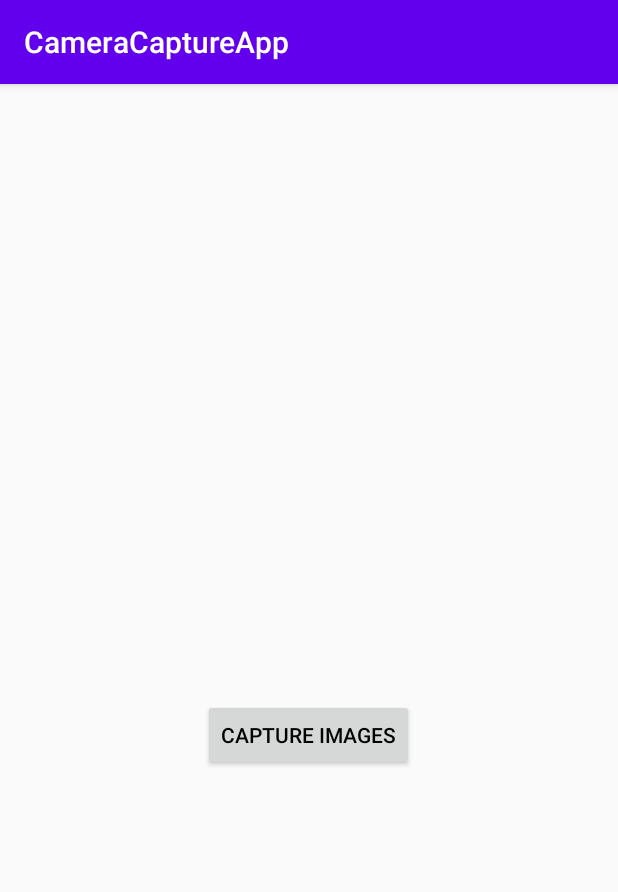
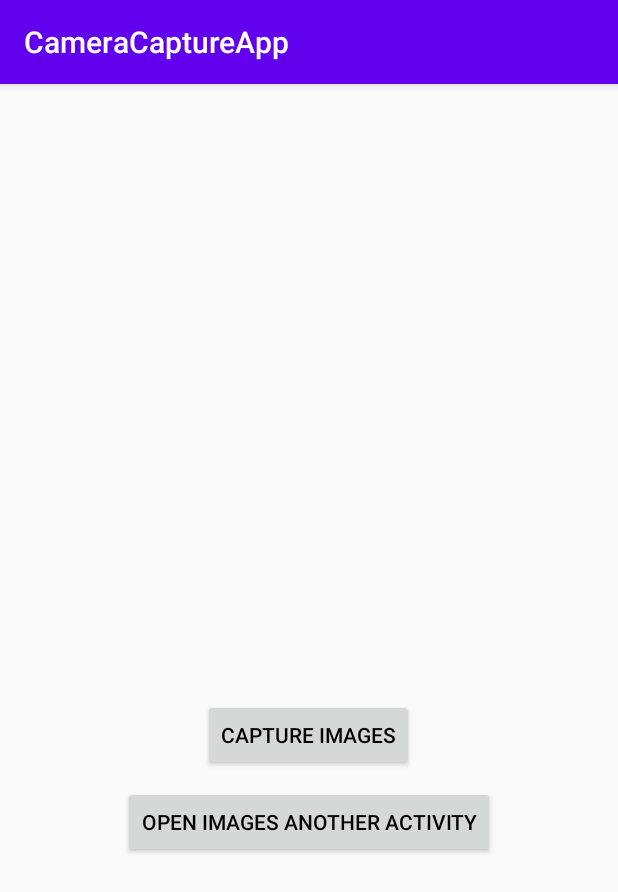
Before and after one commit to sadatnsu/ImageUploadToServerFromApp, an Android app: the CaptureNormalImages screen opened directly, with no data from a screen before it, on a phone screen of 412 x 824 dp. Shown: the top 892 px of the screen. Run offline under Robolectric (Android 15) with nearby library versions, the phone set to English and light mode, and no system bars.

Commit message:
ui change

```diff
--- a/app/src/main/AndroidManifest.xml
+++ b/app/src/main/AndroidManifest.xml
@@ -20,9 +20,10 @@
         android:theme="@style/AppTheme"
         android:usesCleartextTraffic="true">
         <activity android:name=".CaptureNormalImages"></activity>
+        <activity android:name=".ImageUploadFromAppToServer"></activity>
         <activity android:name=".HighQuaityImages" />
         <activity android:name=".DisplayImages" />
-        <activity android:name=".ImageUploadFromAppToServer">
+        <activity android:name=".MainActivity">
             <intent-filter>
                 <action android:name="android.intent.action.MAIN" />
 
--- a/app/src/main/java/com/smmizan/cameracaptureapp/CaptureNormalImages.java
+++ b/app/src/main/java/com/smmizan/cameracaptureapp/CaptureNormalImages.java
@@ -13,11 +13,12 @@ import android.widget.ImageView;
 
 public class CaptureNormalImages extends AppCompatActivity {
 
-    Button button;
+    Button button,bDisplay;
     ImageView imageView;
 
     private static final int REQUEST_IMAGE_CAPTURE =101;
 
+    String currentImagePath = null;
 
 
     @Override
@@ -28,6 +29,7 @@ public class CaptureNormalImages extends AppCompatActivity {
 
         imageView = findViewById(R.id.imageCapture);
         button = findViewById(R.id.bCapture);
+        bDisplay = findViewById(R.id.bDisplay);
 
 
         button.setOnClickListener(new View.OnClickListener() {
@@ -41,6 +43,17 @@ public class CaptureNormalImages extends AppCompatActivity {
                     startActivityForResult(intent,REQUEST_IMAGE_CAPTURE);
 
                 }
+            }
+        });
+
+
+
+        bDisplay.setOnClickListener(new View.OnClickListener() {
+            @Override
+            public void onClick(View view) {
+                Intent iDisplay = new Intent(CaptureNormalImages.this,DisplayImages.class);
+                iDisplay.putExtra("image_path",currentImagePath);
+                startActivity(iDisplay);
 
             }
         });
--- a/app/src/main/res/layout/activity_capture_normal_images.xml
+++ b/app/src/main/res/layout/activity_capture_normal_images.xml
@@ -24,4 +24,13 @@
         android:layout_gravity="center"
         android:layout_marginTop="10dp"/>
 
+    <Button
+        android:layout_width="wrap_content"
+        android:layout_height="wrap_content"
+        android:text="Open Images Another Activity"
+        android:textColor="#000"
+        android:id="@+id/bDisplay"
+        android:layout_gravity="center"
+        android:layout_marginTop="10dp"/>
+
 </LinearLayout>
```
